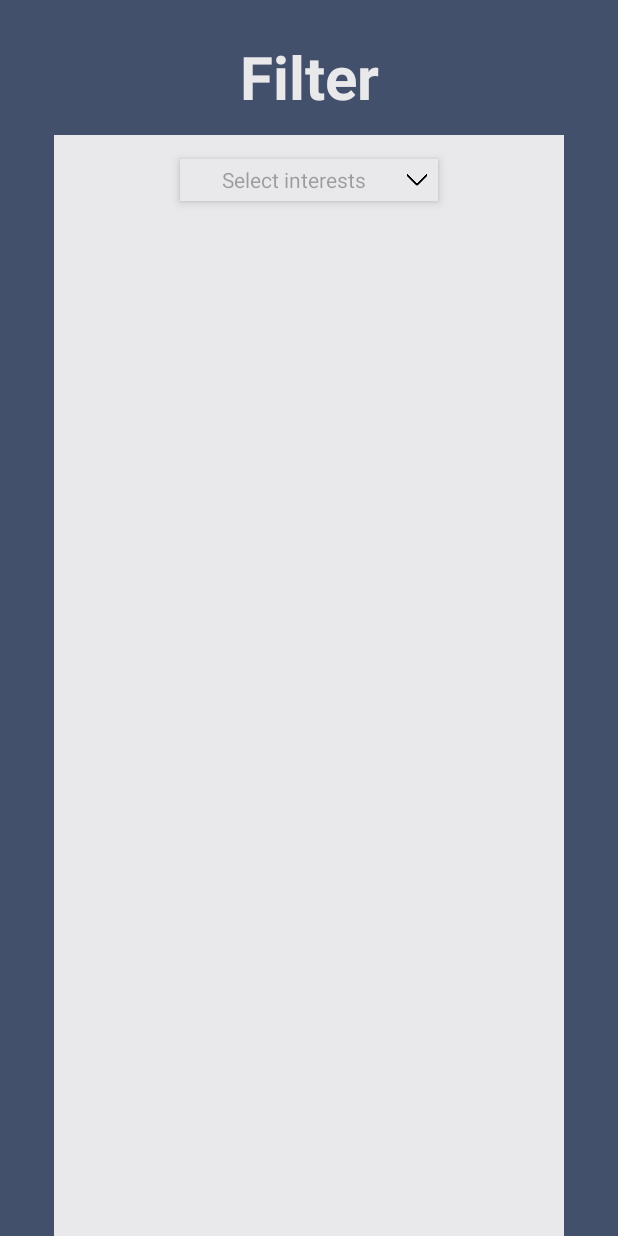
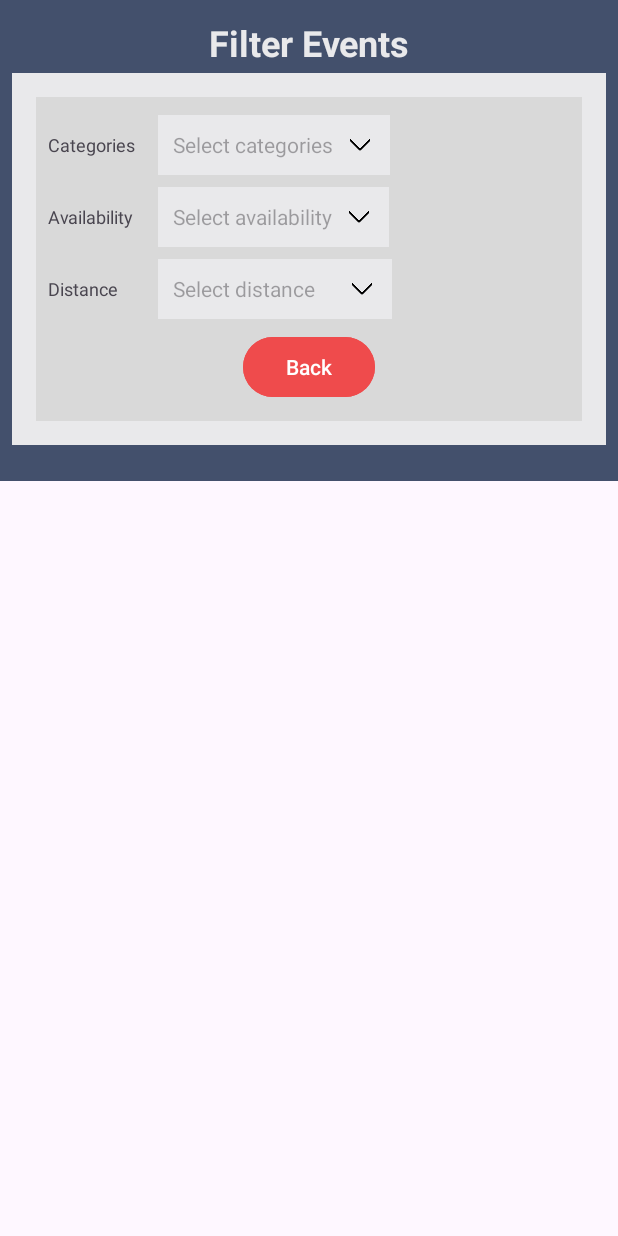
Before and after one commit to quokka-CMPUT301F25/quokka-puffs-events, an Android app: the fragment FilterSettingsFrag shown on its own in the app's theme, on a phone screen of 412 x 824 dp. Run offline under Robolectric (Android 15) with nearby library versions, the phone set to English and light mode, and no system bars; 3 statements that could not run were skipped.

Commit message:
FINISHED FILTER except for distance

```diff
--- a/SRC/app/src/main/java/com/example/quokkapuffevents/controller/FilterSettingsFrag.java
+++ b/SRC/app/src/main/java/com/example/quokkapuffevents/controller/FilterSettingsFrag.java
@@ -5,11 +5,14 @@ import android.os.Bundle;
 import android.view.LayoutInflater;
 import android.view.View;
 import android.view.ViewGroup;
+import android.widget.Button;
 import android.widget.LinearLayout;
 import android.widget.Toast;
 
 import androidx.annotation.Nullable;
 import androidx.fragment.app.Fragment;
+import androidx.fragment.app.FragmentManager;
+import androidx.fragment.app.FragmentTransaction;
 
 import com.example.quokkapuffevents.R;
 import com.example.quokkapuffevents.model.Database;
@@ -21,12 +24,24 @@ import java.util.ArrayList;
 public class FilterSettingsFrag extends Fragment {
 
     LinearLayout selectInterests;
+    LinearLayout selectAvailability;
+    LinearLayout selectDistance;
     String[] templateInterests = {
             "Birthdays", "Weddings", "Concerts", "Lectures",
             "Tournaments", "Games", "Ceremonies",
             "Fundraisers", "Theater", "Party"
     };
+    String[] templateAvailability = {
+            "Open", "Full", "Any"
+    };
+    String[] templateDistances = {
+            "50km", "100km", "200km", "500km", "1000km", "2000km"
+    };
     ArrayList<String> selectedInterestArray;
+    ArrayList<String> selectedAvailableArray;
+    ArrayList<String> selectedDistanceArray;
+    Button goBackbtn;
+    Bundle bundle;
 
     public FilterSettingsFrag() {
 
@@ -35,10 +50,16 @@ public class FilterSettingsFrag extends Fragment {
     @Override
     public View onCreateView(LayoutInflater inflater, ViewGroup container, Bundle savedInstanceState) {
 
-        View view = inflater.inflate(R.layout.filter_event_fragment, container, false);
+        bundle = new Bundle();
+
+        View view = inflater.inflate(R.layout.filter_events_fragments, container, false);
+        selectedInterestArray = getArguments().getStringArrayList("interests");
+        selectedAvailableArray = getArguments().getStringArrayList("available");
+        selectedDistanceArray = getArguments().getStringArrayList("distance");
+
         initializeViews(view);
-        //displayInfo();
         setUpListeners();
+
         return view;
 
     }
@@ -46,28 +67,67 @@ public class FilterSettingsFrag extends Fragment {
     public void initializeViews(View view) {
 
         selectInterests = view.findViewById(R.id.interestsButton);
+        selectAvailability = view.findViewById(R.id.availabilityButton);
+        selectDistance = view.findViewById(R.id.locationButton);
+        goBackbtn = view.findViewById(R.id.goBackBtn);
 
     }
 
     public void setUpListeners() {
+
         selectInterests.setOnClickListener(new View.OnClickListener() {
             @Override
             public void onClick(View v) {
 
-                addingInterests();
+                interestDropdown();
+
+            }
+        });
+
+        selectAvailability.setOnClickListener(new View.OnClickListener() {
+            @Override
+            public void onClick(View v) {
+
+                availableDropdown();
+
+            }
+        });
+
+        selectDistance.setOnClickListener(new View.OnClickListener() {
+            @Override
+            public void onClick(View v) {
+
+                distanceDropdown();
+
+            }
+        });
+
+        goBackbtn.setOnClickListener(new View.OnClickListener() {
+            @Override
+            public void onClick(View v) {
+
+                bundle.putStringArrayList("interests", selectedInterestArray);
+                bundle.putStringArrayList("available", selectedAvailableArray);
+                bundle.putStringArrayList("distance", selectedDistanceArray);
+
+                getParentFragmentManager().setFragmentResult("filterRequest", bundle);
+
+                getParentFragmentManager().popBackStack();
 
             }
         });
 
     }
 
-    public void addingInterests() {
+    public void interestDropdown() {
 
         boolean[] checkedItems = new boolean[templateInterests.length];
 
         // Pre-check previously selected interests
         for (int i = 0; i < templateInterests.length; i++) {
-            checkedItems[i] = selectedInterestArray.contains(templateInterests[i]);
+            if (selectedInterestArray.contains(templateInterests[i])) {
+                checkedItems[i] = true;
+            }
         }
 
         AlertDialog.Builder builder = new AlertDialog.Builder(getActivity());
@@ -103,4 +163,82 @@ public class FilterSettingsFrag extends Fragment {
         builder.show();
     }
 
+    public void availableDropdown() {
+        // Determine the currently selected index (-1 if none)
+        int checkedItemIndex = -1;
+        for (int i = 0; i < templateAvailability.length; i++) {
+            if (selectedAvailableArray.contains(templateAvailability[i])) {
+                checkedItemIndex = i;
+                break;
+            }
+        }
+
+        AlertDialog.Builder builder = new AlertDialog.Builder(getActivity());
+        builder.setTitle("Select Availability");
+
+        // Single-choice items
+        builder.setSingleChoiceItems(templateAvailability, checkedItemIndex, (dialog, which) -> {
+            // When an item is clicked, clear previous selection and store new one
+            selectedAvailableArray.clear();
+            selectedAvailableArray.add(templateAvailability[which]);
+        });
+
+        builder.setNegativeButton("Cancel", (dialog, which) -> dialog.dismiss());
+
+        builder.setNeutralButton("Clear Selection", (dialog, which) -> {
+            selectedAvailableArray.clear();
+        });
+
+        builder.setPositiveButton("OK", (dialog, which) -> {
+            if (!selectedAvailableArray.isEmpty()) {
+                Toast.makeText(getActivity(),
+                        "Selected: " + selectedAvailableArray.get(0),
+                        Toast.LENGTH_SHORT).show();
+            } else {
+                Toast.makeText(getActivity(), "No selection made", Toast.LENGTH_SHORT).show();
+            }
+        });
+
+        builder.show();
+    }
+
+    public void distanceDropdown() {
+        // Determine the currently selected index (-1 if none)
+        int checkedItemIndex = -1;
+        for (int i = 0; i < templateDistances.length; i++) {
+            if (selectedDistanceArray.contains(templateDistances[i])) {
+                checkedItemIndex = i;
+                break;
+            }
+        }
+
+        AlertDialog.Builder builder = new AlertDialog.Builder(getActivity());
+        builder.setTitle("Select Availability");
+
+        // Single-choice items
+        builder.setSingleChoiceItems(templateDistances, checkedItemIndex, (dialog, which) -> {
+            // When an item is clicked, clear previous selection and store new one
+            selectedDistanceArray.clear();
+            selectedDistanceArray.add(templateDistances[which]);
+        });
+
+        builder.setNegativeButton("Cancel", (dialog, which) -> dialog.dismiss());
+
+        builder.setNeutralButton("Clear Selection", (dialog, which) -> {
+            selectedDistanceArray.clear();
+        });
+
+        builder.setPositiveButton("OK", (dialog, which) -> {
+            if (!selectedDistanceArray.isEmpty()) {
+                Toast.makeText(getActivity(),
+                        "Selected: " + selectedDistanceArray.get(0),
+                        Toast.LENGTH_SHORT).show();
+            } else {
+                Toast.makeText(getActivity(), "No selection made", Toast.LENGTH_SHORT).show();
+            }
+        });
+
+        builder.show();
+    }
+
 }
--- a/SRC/app/src/main/java/com/example/quokkapuffevents/controller/RegisterEventsFragment.java
+++ b/SRC/app/src/main/java/com/example/quokkapuffevents/controller/RegisterEventsFragment.java
@@ -31,7 +31,7 @@ public class RegisterEventsFragment extends Fragment {
     public View onCreateView(@NonNull LayoutInflater inflater,
                              @Nullable ViewGroup container,
                              @Nullable Bundle savedInstanceState) {
-        return inflater.inflate(R.layout.find_events_fragment, container, false);
+        return inflater.inflate(R.layout.home_fragment, container, false);
     }
 
     @Override
@@ -47,7 +47,7 @@ public class RegisterEventsFragment extends Fragment {
         /**
          * Initializes all events available to register
          */
-        listView = view.findViewById(R.id.findEventsListView);
+        listView = view.findViewById(R.id.waiting_events_listview);
     }
 
     private void LoadEvent(){
--- a/SRC/app/src/main/res/layout/event_details_fragment.xml
+++ b/SRC/app/src/main/res/layout/event_details_fragment.xml
@@ -223,5 +223,6 @@
             app:layout_constraintStart_toStartOf="parent">
 
         </Button>
+
     </androidx.constraintlayout.widget.ConstraintLayout>
 </FrameLayout>
--- /dev/null
+++ b/SRC/app/src/main/res/layout/filter_events_fragments.xml
@@ -0,0 +1,202 @@
+<?xml version="1.0" encoding="utf-8"?>
+<FrameLayout
+    xmlns:android="http://schemas.android.com/apk/res/android"
+    xmlns:app="http://schemas.android.com/apk/res-auto"
+    xmlns:tools="http://schemas.android.com/tools"
+    android:layout_width="match_parent"
+    android:layout_height="match_parent">
+
+    <LinearLayout
+        android:layout_width="match_parent"
+        android:layout_height="wrap_content"
+        android:background="@color/mainblue"
+        android:paddingHorizontal="8dp"
+        android:paddingBottom="24dp"
+        android:orientation="vertical">
+
+        <TextView
+            android:layout_width="match_parent"
+            android:layout_height="wrap_content"
+            android:text="Filter Events"
+            android:textSize="24dp"
+            android:textColor="@color/white"
+            android:textAlignment="center"
+            android:layout_marginTop="12dp"
+            android:layout_marginBottom="4dp"
+            android:textStyle="bold"/>
+
+        <LinearLayout
+            android:layout_width="match_parent"
+            android:layout_height="wrap_content"
+            android:background="@color/white"
+            android:padding="8dp"
+            android:orientation="vertical">
+
+            <LinearLayout
+                android:layout_width="match_parent"
+                android:layout_height="wrap_content"
+                android:background="@color/white"
+                android:padding="8dp"
+                android:orientation="vertical">
+
+                <LinearLayout
+                    android:layout_width="match_parent"
+                    android:layout_height="wrap_content"
+                    android:background="@color/greyaccent"
+                    android:paddingHorizontal="8dp"
+                    android:paddingVertical="8dp"
+                    android:orientation="vertical">
+
+                    <LinearLayout
+                        android:layout_width="match_parent"
+                        android:layout_height="wrap_content"
+                        android:orientation="horizontal"
+                        android:gravity="center_vertical">
+
+                        <!-- Label -->
+                        <TextView
+                            android:layout_width="65dp"
+                            android:layout_height="wrap_content"
+                            android:text="Categories"
+                            android:textSize="12sp"
+                            />
+
+                        <!-- Button -->
+                        <LinearLayout
+                            android:id="@+id/interestsButton"
+                            android:layout_width="wrap_content"
+                            android:layout_height="wrap_content"
+                            android:layout_marginStart="8dp"
+                            android:layout_marginLeft="8dp"
+                            android:layout_marginTop="4dp"
+                            android:layout_marginBottom="4dp"
+                            android:background="@color/UIBackground"
+                            android:clickable="true"
+                            android:focusable="true"
+                            android:foreground="?attr/selectableItemBackground"
+                            android:orientation="horizontal"
+                            android:padding="10dp"
+                            android:gravity="center_vertical">
+
+                            <TextView
+                                android:id="@+id/interestsText"
+                                android:layout_width="wrap_content"
+                                android:layout_height="wrap_content"
+                                android:hint="Select categories"
+                                android:paddingEnd="8dp"
+                                android:ellipsize="end"
+                                android:singleLine="true"/>
+
+                            <ImageView
+                                android:layout_width="20dp"
+                                android:layout_height="20dp"
+                                android:src="@drawable/dropdown_arrow"/>
+                        </LinearLayout>
+                    </LinearLayout>
+
+                    <LinearLayout
+                        android:layout_width="match_parent"
+                        android:layout_height="wrap_content"
+                        android:orientation="horizontal"
+                        android:gravity="center_vertical">
+
+                        <TextView
+                            android:layout_width="65dp"
+                            android:layout_height="wrap_content"
+                            android:text="Availability"
+                            android:textSize="12sp"/>
+
+                        <LinearLayout
+                            android:id="@+id/availabilityButton"
+                            android:layout_width="wrap_content"
+                            android:layout_height="wrap_content"
+                            android:layout_marginStart="8dp"
+                            android:layout_marginLeft="8dp"
+                            android:layout_marginTop="4dp"
+                            android:layout_marginBottom="4dp"
+                            android:background="@color/UIBackground"
+                            android:clickable="true"
+                            android:focusable="true"
+                            android:foreground="?attr/selectableItemBackground"
+                            android:orientation="horizontal"
+                            android:padding="10dp"
+                            android:gravity="center_vertical">
+
+                            <TextView
+                                android:id="@+id/availabilityTextView"
+                                android:layout_width="wrap_content"
+                                android:layout_height="wrap_content"
+                                android:hint="Select availability"
+                                android:paddingEnd="8dp"
+                                android:ellipsize="end"
+                                android:singleLine="true"/>
+
+                            <ImageView
+                                android:layout_width="20dp"
+                                android:layout_height="20dp"
+                                android:src="@drawable/dropdown_arrow"/>
+                        </LinearLayout>
+                </LinearLayout>
+                    <LinearLayout
+                        android:layout_width="match_parent"
+                        android:layout_height="wrap_content"
+                        android:orientation="horizontal"
+                        android:gravity="center_vertical">
+
+                        <TextView
+                            android:layout_width="65dp"
+                            android:layout_height="wrap_content"
+                            android:text="Distance"
+                            android:textSize="12sp"/>
+
+                        <LinearLayout
+                            android:id="@+id/locationButton"
+                            android:layout_width="wrap_content"
+                            android:layout_height="wrap_content"
+                            android:layout_marginStart="8dp"
+                            android:layout_marginLeft="8dp"
+                            android:layout_marginTop="4dp"
+                            android:layout_marginBottom="4dp"
+                            android:background="@color/UIBackground"
+                            android:clickable="true"
+                            android:focusable="true"
+                            android:foreground="?attr/selectableItemBackground"
+                            android:orientation="horizontal"
+                            android:padding="10dp"
+                            android:gravity="center_vertical">
+
+                            <TextView
+                                android:id="@+id/locationTextView"
+                                android:layout_width="wrap_content"
+                                android:layout_height="wrap_content"
+                                android:hint="Select distance    "
+                                android:paddingEnd="8dp"
+                                android:ellipsize="end"
+                                android:singleLine="true"/>
+
+                            <ImageView
+                                android:layout_width="20dp"
+                                android:layout_height="20dp"
+                                android:src="@drawable/dropdown_arrow"/>
+                        </LinearLayout>
+                    </LinearLayout>
+
+                    <Button
+                        android:id="@+id/goBackBtn"
+                        android:layout_width="wrap_content"
+                        android:layout_height="wrap_content"
+                        android:layout_marginVertical="4dp"
+                        android:backgroundTint="@color/redbtn"
+                        android:focusable="false"
+                        android:text="Back"
+                        android:layout_gravity="center"
+                        app:layout_constraintBottom_toBottomOf="parent"
+                        app:layout_constraintEnd_toEndOf="parent"
+                        app:layout_constraintStart_toStartOf="parent">
+
+                    </Button>
+            </LinearLayout>
+        </LinearLayout>
+    </LinearLayout>
+    </LinearLayout>
+</FrameLayout>
```
Also changed, not shown: SRC/app/src/main/AndroidManifest.xml (+3 -7 lines), SRC/app/src/main/java/com/example/quokkapuffevents/MapsActivity.java (deleted, +0 -51 lines), SRC/app/src/main/java/com/example/quokkapuffevents/controller/EntrantEventDetailsFragment.java (+6 -1 lines), SRC/app/src/main/java/com/example/quokkapuffevents/controller/FindEventsFrag.java (+98 -61 lines).
